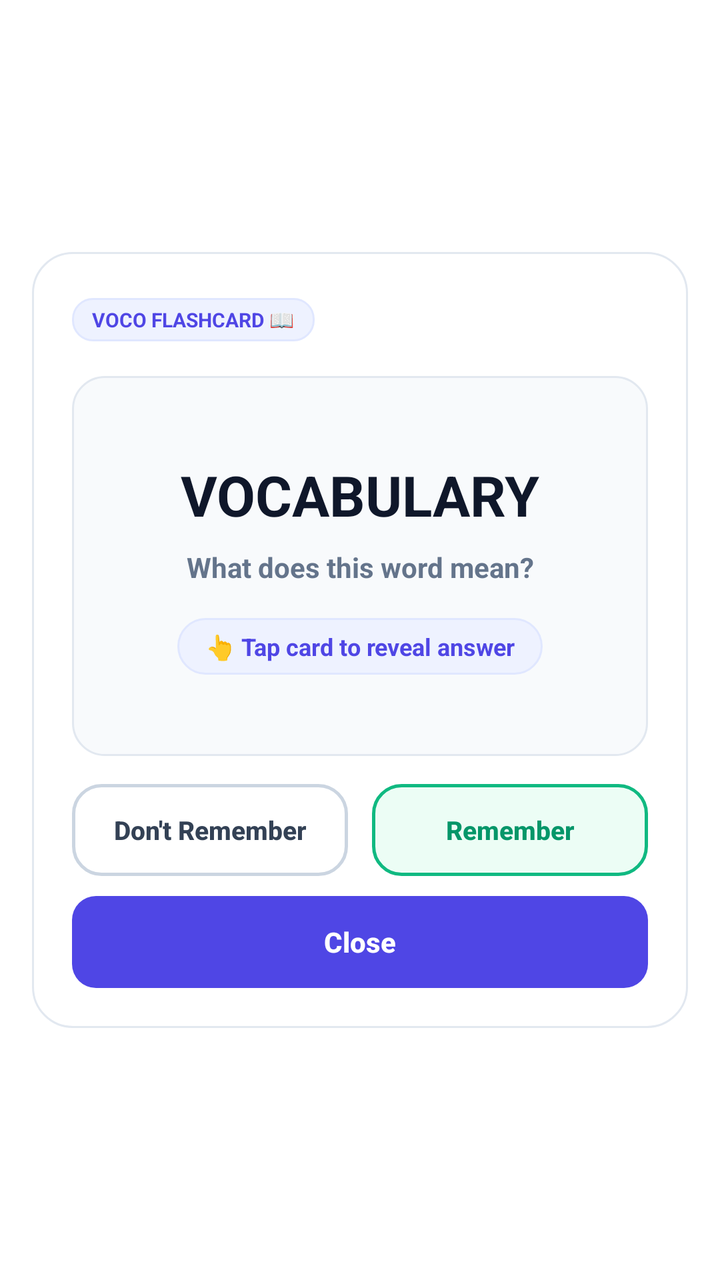
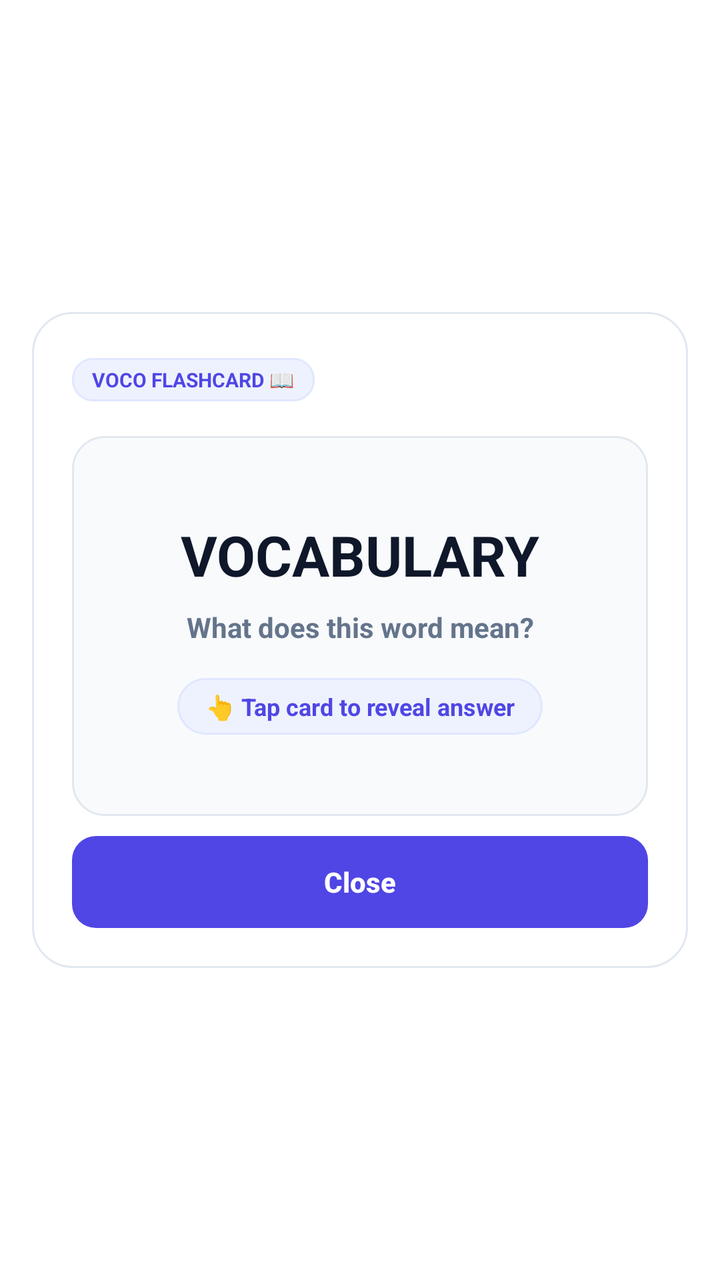

The first picture is an Android layout as it rendered before a commit; the second is the same layout after the commit. The layout source and the unified diff follow.
<!-- AndroidManifest.xml: activity theme Theme.Voco.QuizDialog -->
<!-- res/layout/activity_voco_quiz_dialog.xml -->
<?xml version="1.0" encoding="utf-8"?>
<FrameLayout xmlns:android="http://schemas.android.com/apk/res/android"
    android:id="@+id/quiz_root_scrim"
    android:layout_width="match_parent"
    android:layout_height="match_parent"
    android:background="@android:color/transparent"
    android:padding="16dp">

    <ScrollView
        android:id="@+id/quiz_scroll"
        android:layout_width="match_parent"
        android:layout_height="wrap_content"
        android:layout_gravity="center"
        android:overScrollMode="never"
        android:scrollbars="none">

        <LinearLayout
            android:id="@+id/quiz_card_container"
            android:layout_width="match_parent"
            android:layout_height="wrap_content"
            android:layout_gravity="center_horizontal"
            android:background="@drawable/bg_quiz_card"
            android:clickable="true"
            android:focusable="true"
            android:orientation="vertical"
            android:padding="20dp">

            
            <LinearLayout
                android:layout_width="match_parent"
                android:layout_height="wrap_content"
                android:gravity="center_vertical"
                android:orientation="horizontal">

                <TextView
                    android:id="@+id/text_header_tag"
                    android:layout_width="wrap_content"
                    android:layout_height="wrap_content"
                    android:background="@drawable/bg_quiz_tag"
                    android:paddingHorizontal="10dp"
                    android:paddingVertical="4dp"
                    android:text="VOCO FLASHCARD 📖"
                    android:textColor="#4F46E5"
                    android:textSize="10sp"
                    android:textStyle="bold" />

                <TextView
                    android:id="@+id/text_pending_badge"
                    android:layout_width="wrap_content"
                    android:layout_height="wrap_content"
                    android:layout_marginStart="8dp"
                    android:textColor="#64748B"
                    android:textSize="11sp"
                    android:textStyle="bold"
                    android:visibility="gone" />

                <View
                    android:layout_width="0dp"
                    android:layout_height="1dp"
                    android:layout_weight="1" />

                <ImageView
                    android:id="@+id/btn_dismiss_x"
                    android:layout_width="28dp"
                    android:layout_height="28dp"
                    android:background="?android:attr/selectableItemBackgroundBorderless"
                    android:contentDescription="Close"
                    android:padding="4dp"
                    android:src="@drawable/ic_stat_voco" />
            </LinearLayout>

            
            <FrameLayout
                android:id="@+id/layout_flip_card"
                android:layout_width="match_parent"
                android:layout_height="wrap_content"
                android:layout_marginTop="14dp"
                android:clickable="true"
                android:focusable="true">

                
                <LinearLayout
                    android:id="@+id/layout_card_front"
                    android:layout_width="match_parent"
                    android:layout_height="wrap_content"
                    android:background="@drawable/bg_flip_card_inner"
                    android:gravity="center"
                    android:minHeight="190dp"
                    android:orientation="vertical"
                    android:padding="22dp">

                    <TextView
                        android:id="@+id/text_word"
                        android:layout_width="match_parent"
                        android:layout_height="wrap_content"
                        android:gravity="center"
                        android:text="VOCABULARY"
                        android:textColor="#0F172A"
                        android:textSize="28sp"
                        android:textStyle="bold" />

                    <TextView
                        android:id="@+id/text_question"
                        android:layout_width="match_parent"
                        android:layout_height="wrap_content"
                        android:layout_marginTop="8dp"
                        android:gravity="center"
                        android:text="What does this word mean?"
                        android:textColor="#64748B"
                        android:textSize="14sp"
                        android:textStyle="bold" />

                    
                    <LinearLayout
                        android:layout_width="wrap_content"
                        android:layout_height="wrap_content"
                        android:layout_marginTop="16dp"
                        android:background="@drawable/bg_flip_hint_pill"
                        android:gravity="center"
                        android:orientation="horizontal"
                        android:paddingHorizontal="14dp"
                        android:paddingVertical="6dp">

                        <TextView
                            android:layout_width="wrap_content"
                            android:layout_height="wrap_content"
                            android:text="👆 Tap card to reveal answer"
                            android:textColor="#4F46E5"
                            android:textSize="12sp"
                            android:textStyle="bold" />
                    </LinearLayout>
                </LinearLayout>

                
                <LinearLayout
                    android:id="@+id/layout_card_back"
                    android:layout_width="match_parent"
                    android:layout_height="wrap_content"
                    android:background="@drawable/bg_flip_card_inner"
                    android:minHeight="190dp"
                    android:orientation="vertical"
                    android:padding="18dp"
                    android:visibility="gone">

                    
                    <LinearLayout
                        android:layout_width="match_parent"
                        android:layout_height="wrap_content"
                        android:orientation="vertical">

                        <TextView
                            android:layout_width="wrap_content"
                            android:layout_height="wrap_content"
                            android:text="ENGLISH MEANING"
                            android:textColor="#64748B"
                            android:textSize="10sp"
                            android:textStyle="bold" />

                        <TextView
                            android:id="@+id/text_back_meaning"
                            android:layout_width="match_parent"
                            android:layout_height="wrap_content"
                            android:layout_marginTop="3dp"
                            android:lineSpacingExtra="3dp"
                            android:text="Meaning definition"
                            android:textColor="#0F172A"
                            android:textSize="14sp"
                            android:textStyle="bold" />
                    </LinearLayout>

                    
                    <LinearLayout
                        android:id="@+id/layout_back_hindi"
                        android:layout_width="match_parent"
                        android:layout_height="wrap_content"
                        android:layout_marginTop="10dp"
                        android:orientation="vertical"
                        android:visibility="gone">

                        <TextView
                            android:layout_width="wrap_content"
                            android:layout_height="wrap_content"
                            android:text="HINDI MEANING"
                            android:textColor="#64748B"
                            android:textSize="10sp"
                            android:textStyle="bold" />

                        <TextView
                            android:id="@+id/text_back_hindi"
                            android:layout_width="match_parent"
                            android:layout_height="wrap_content"
                            android:layout_marginTop="3dp"
                            android:lineSpacingExtra="2dp"
                            android:text="Hindi meaning definition"
                            android:textColor="#1E293B"
                            android:textSize="13sp" />
                    </LinearLayout>

                    
                    <LinearLayout
                        android:id="@+id/layout_back_example"
                        android:layout_width="match_parent"
                        android:layout_height="wrap_content"
                        android:layout_marginTop="10dp"
                        android:background="@drawable/bg_quiz_example"
                        android:orientation="vertical"
                        android:padding="10dp"
                        android:visibility="gone">

                        <TextView
                            android:layout_width="wrap_content"
                            android:layout_height="wrap_content"
                            android:text="EXAMPLE"
                            android:textColor="#64748B"
                            android:textSize="10sp"
                            android:textStyle="bold" />

                        <TextView
                            android:id="@+id/text_back_example"
                            android:layout_width="match_parent"
                            android:layout_height="wrap_content"
                            android:layout_marginTop="2dp"
                            android:lineSpacingExtra="2dp"
                            android:text="&quot;Example sentence using this vocabulary word.&quot;"
                            android:textColor="#334155"
                            android:textSize="12sp"
                            android:textStyle="italic" />
                    </LinearLayout>

                    
                    <TextView
                        android:layout_width="match_parent"
                        android:layout_height="wrap_content"
                        android:layout_marginTop="12dp"
                        android:gravity="center"
                        android:text="👆 Tap card to flip back"
                        android:textColor="#94A3B8"
                        android:textSize="11sp" />
                </LinearLayout>
            </FrameLayout>

            
            <LinearLayout
                android:id="@+id/layout_practice_actions"
                android:layout_width="match_parent"
                android:layout_height="wrap_content"
                android:layout_marginTop="14dp"
                android:orientation="horizontal">

                
                <Button
                    android:id="@+id/btn_dont_remember"
                    style="?android:attr/borderlessButtonStyle"
                    android:layout_width="0dp"
                    android:layout_height="46dp"
                    android:layout_marginEnd="6dp"
                    android:layout_weight="1"
                    android:background="@drawable/bg_btn_dont_remember"
                    android:text="Don't Remember"
                    android:textAllCaps="false"
                    android:textColor="#334155"
                    android:textSize="13sp"
                    android:textStyle="bold" />

                
                <Button
                    android:id="@+id/btn_remember"
                    style="?android:attr/borderlessButtonStyle"
                    android:layout_width="0dp"
                    android:layout_height="46dp"
                    android:layout_marginStart="6dp"
                    android:layout_weight="1"
                    android:background="@drawable/bg_btn_remember"
                    android:text="Remember"
                    android:textAllCaps="false"
                    android:textColor="#059669"
                    android:textSize="13sp"
                    android:textStyle="bold" />
            </LinearLayout>

            
            <Button
                android:id="@+id/btn_bottom_action"
                style="?android:attr/borderlessButtonStyle"
                android:layout_width="match_parent"
                android:layout_height="46dp"
                android:layout_marginTop="10dp"
                android:background="@drawable/bg_btn_primary"
                android:text="Close"
                android:textAllCaps="false"
                android:textColor="#FFFFFF"
                android:textSize="14sp"
                android:textStyle="bold" />

        </LinearLayout>
    </ScrollView>
</FrameLayout>
<!-- resources referenced by this layout -->
<resources>
  <!-- drawable bg_btn_dont_remember (drawable) -->
  <?xml version="1.0" encoding="utf-8"?>
  <shape xmlns:android="http://schemas.android.com/apk/res/android"
      android:shape="rectangle">
      <solid android:color="#FFFFFF" />
      <stroke android:width="1.5dp" android:color="#CBD5E1" />
      <corners android:radius="14dp" />
  </shape>
  <!-- drawable bg_btn_primary (drawable) -->
  <?xml version="1.0" encoding="utf-8"?>
  <shape xmlns:android="http://schemas.android.com/apk/res/android"
      android:shape="rectangle">
      <solid android:color="#4F46E5" />
      <corners android:radius="12dp" />
  </shape>
  <!-- drawable bg_btn_remember (drawable) -->
  <?xml version="1.0" encoding="utf-8"?>
  <shape xmlns:android="http://schemas.android.com/apk/res/android"
      android:shape="rectangle">
      <solid android:color="#ECFDF5" />
      <stroke android:width="1.5dp" android:color="#10B981" />
      <corners android:radius="14dp" />
  </shape>
  <!-- drawable bg_flip_card_inner (drawable) -->
  <?xml version="1.0" encoding="utf-8"?>
  <shape xmlns:android="http://schemas.android.com/apk/res/android"
      android:shape="rectangle">
      <solid android:color="#F8FAFC" />
      <corners android:radius="16dp" />
      <stroke
          android:width="1dp"
          android:color="#E2E8F0" />
  </shape>
  <!-- drawable bg_flip_hint_pill (drawable) -->
  <?xml version="1.0" encoding="utf-8"?>
  <shape xmlns:android="http://schemas.android.com/apk/res/android"
      android:shape="rectangle">
      <solid android:color="#EEF2FF" />
      <corners android:radius="20dp" />
      <stroke
          android:width="1dp"
          android:color="#E0E7FF" />
  </shape>
  <!-- drawable bg_quiz_card (drawable) -->
  <?xml version="1.0" encoding="utf-8"?>
  <shape xmlns:android="http://schemas.android.com/apk/res/android"
      android:shape="rectangle">
      <solid android:color="#FFFFFF" />
      <corners android:radius="20dp" />
      <stroke
          android:width="1dp"
          android:color="#E2E8F0" />
  </shape>
  <!-- drawable bg_quiz_example (drawable) -->
  <?xml version="1.0" encoding="utf-8"?>
  <shape xmlns:android="http://schemas.android.com/apk/res/android"
      android:shape="rectangle">
      <solid android:color="#F8FAFC" />
      <corners android:radius="12dp" />
      <stroke
          android:width="1dp"
          android:color="#E2E8F0" />
  </shape>
  <!-- drawable bg_quiz_tag (drawable) -->
  <?xml version="1.0" encoding="utf-8"?>
  <shape xmlns:android="http://schemas.android.com/apk/res/android"
      android:shape="rectangle">
      <solid android:color="#EEF2FF" />
      <corners android:radius="10dp" />
      <stroke
          android:width="1dp"
          android:color="#E0E7FF" />
  </shape>
  <!-- drawable ic_stat_voco (drawable) -->
  <?xml version="1.0" encoding="utf-8"?>
  <vector xmlns:android="http://schemas.android.com/apk/res/android"
      android:width="24dp"
      android:height="24dp"
      android:viewportWidth="24"
      android:viewportHeight="24">
      
      <path
          android:fillColor="#FFFFFFFF"
          android:pathData="M18,2H6C4.9,2 4,2.9 4,4v16c0,1.1 0.9,2 2,2h12c1.1,0 2,-0.9 2,-2V4C20,2.9 19.1,2 18,2zM6,4h5v8l-2.5,-1.5L6,12V4zM18,20H6v-2h12V20zM18,16H6v-2h12V16zM18,12h-5V4h5V12z" />
  </vector>
  <color name="colorPrimary">#4F46E5</color>
  <color name="colorAccent">#4F46E5</color>
  <!-- unchanged entries left out for length: 1 -->
</resources>

<!-- the commit's change to res/layout/activity_voco_quiz_dialog.xml (unified diff, before → after) -->
@@ -238,45 +238,6 @@
                         android:textSize="11sp" />
                 </LinearLayout>
             </FrameLayout>
-
-            
-            <LinearLayout
-                android:id="@+id/layout_practice_actions"
-                android:layout_width="match_parent"
-                android:layout_height="wrap_content"
-                android:layout_marginTop="14dp"
-                android:orientation="horizontal">
-
-                
-                <Button
-                    android:id="@+id/btn_dont_remember"
-                    style="?android:attr/borderlessButtonStyle"
-                    android:layout_width="0dp"
-                    android:layout_height="46dp"
-                    android:layout_marginEnd="6dp"
-                    android:layout_weight="1"
-                    android:background="@drawable/bg_btn_dont_remember"
-                    android:text="Don't Remember"
-                    android:textAllCaps="false"
-                    android:textColor="#334155"
-                    android:textSize="13sp"
-                    android:textStyle="bold" />
-
-                
-                <Button
-                    android:id="@+id/btn_remember"
-                    style="?android:attr/borderlessButtonStyle"
-                    android:layout_width="0dp"
-                    android:layout_height="46dp"
-                    android:layout_marginStart="6dp"
-                    android:layout_weight="1"
-                    android:background="@drawable/bg_btn_remember"
-                    android:text="Remember"
-                    android:textAllCaps="false"
-                    android:textColor="#059669"
-                    android:textSize="13sp"
-                    android:textStyle="bold" />
-            </LinearLayout>
 
             
             <Button
<!-- resource entries referenced after the edit -->
@@ -1,27 +1,11 @@
 <!-- resources referenced by this layout -->
 <resources>
-  <!-- drawable bg_btn_dont_remember (drawable) -->
-  <?xml version="1.0" encoding="utf-8"?>
-  <shape xmlns:android="http://schemas.android.com/apk/res/android"
-      android:shape="rectangle">
-      <solid android:color="#FFFFFF" />
-      <stroke android:width="1.5dp" android:color="#CBD5E1" />
-      <corners android:radius="14dp" />
-  </shape>
   <!-- drawable bg_btn_primary (drawable) -->
   <?xml version="1.0" encoding="utf-8"?>
   <shape xmlns:android="http://schemas.android.com/apk/res/android"
       android:shape="rectangle">
       <solid android:color="#4F46E5" />
       <corners android:radius="12dp" />
-  </shape>
-  <!-- drawable bg_btn_remember (drawable) -->
-  <?xml version="1.0" encoding="utf-8"?>
-  <shape xmlns:android="http://schemas.android.com/apk/res/android"
-      android:shape="rectangle">
-      <solid android:color="#ECFDF5" />
-      <stroke android:width="1.5dp" android:color="#10B981" />
-      <corners android:radius="14dp" />
   </shape>
   <!-- drawable bg_flip_card_inner (drawable) -->
   <?xml version="1.0" encoding="utf-8"?>
